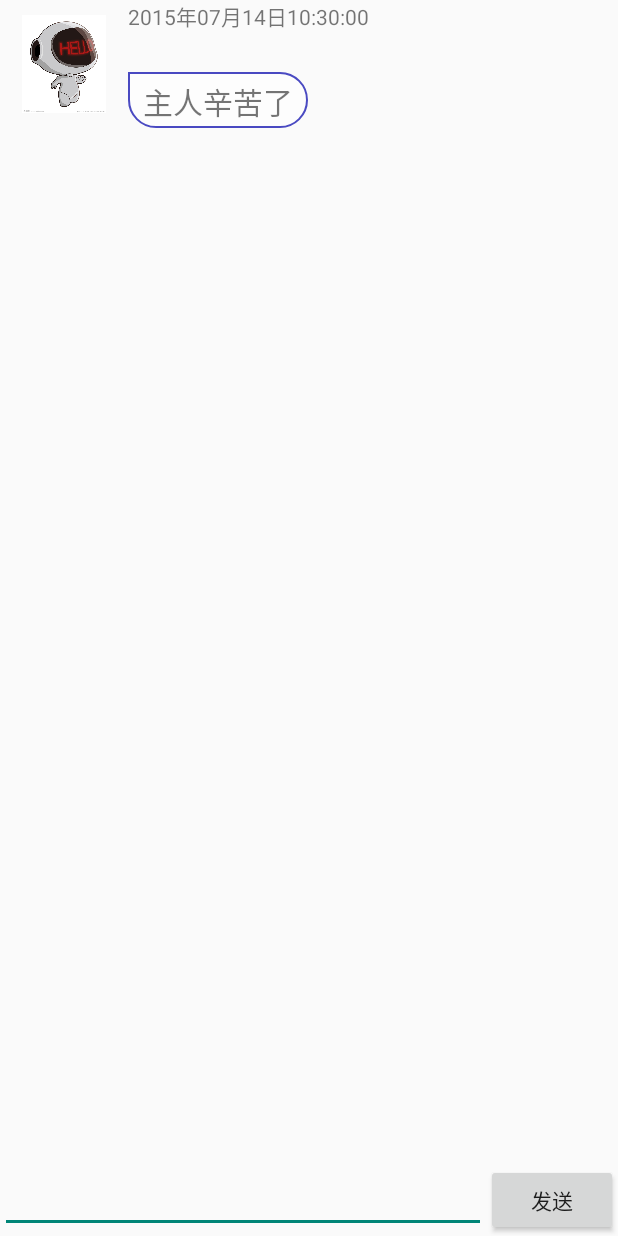
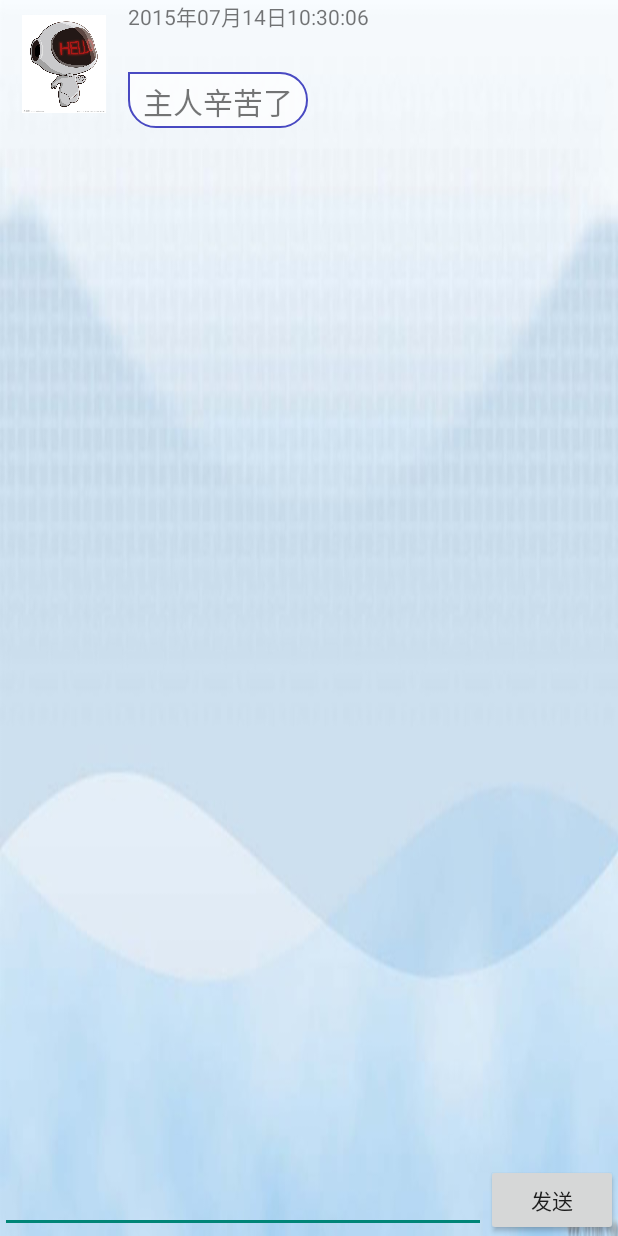
Before and after one commit to A207/xutao, an Android app: the screen it shows after launch (MainActivity), on a phone screen of 412 x 824 dp. Run offline under Robolectric (Android 15) with nearby library versions, the phone set to English and light mode, and no system bars.

Commit message:
完善
增加欢迎界面，增加背景

```diff
--- a/project/TulingAPP/app/src/main/AndroidManifest.xml
+++ b/project/TulingAPP/app/src/main/AndroidManifest.xml
@@ -5,11 +5,14 @@
     <application
         android:allowBackup="true"
         android:icon="@mipmap/ic_launcher"
-        android:label="@string/app_name"
+        android:label="图灵机器人"
         android:theme="@style/AppTheme" >
         <activity
             android:name=".MainActivity"
             android:label="@string/app_name" >
+
+        </activity>
+        <activity android:name=".PageTurn">
             <intent-filter>
                 <action android:name="android.intent.action.MAIN" />
 
--- /dev/null
+++ b/project/TulingAPP/app/src/main/java/com/hello/xut/tulingapp/PageTurn.java
@@ -0,0 +1,35 @@
+package com.hello.xut.tulingapp;
+
+import android.content.Intent;
+import android.os.Bundle;
+import android.view.View;
+import android.os.Handler;
+
+import java.util.logging.LogRecord;
+
+/**
+ * Created by Administrator on 2015/7/14.
+ */
+public class PageTurn extends MainActivity{
+    Handler handler=new Handler(){
+
+        public void handleMessage(android.os.Message msg){
+         switch (msg.what){
+             case 1:
+                 Intent intent=new Intent(PageTurn.this,MainActivity.class);
+                 startActivity(intent);
+                 PageTurn.this.finish();
+                 break;
+             default:
+                 break;
+         }
+        };
+    };
+    @Override
+    protected void onCreate(Bundle savedInstanceState) {
+        super.onCreate(savedInstanceState);
+        setContentView(R.layout.welcome_page);
+        handler.sendEmptyMessageDelayed(1,6000);
+    }
+
+}
--- a/project/TulingAPP/app/src/main/res/layout/activity_main.xml
+++ b/project/TulingAPP/app/src/main/res/layout/activity_main.xml
@@ -2,7 +2,8 @@
     xmlns:tools="http://schemas.android.com/tools"
     android:layout_width="match_parent"
     android:layout_height="match_parent"
-    android:orientation="vertical">
+    android:orientation="vertical"
+    android:background="@drawable/back5">
     <ListView
         android:id="@+id/lv"
         android:layout_width="fill_parent"
```
Also changed, not shown: project/TulingAPP/app/src/main/res/layout/welcome_page.xml (added, +11 -0 lines), project/TulingAPP/app/src/main/res/drawable/back10.jpg (added), project/TulingAPP/app/src/main/res/drawable/back3.jpg (added), project/TulingAPP/app/src/main/res/drawable/back4.jpg (added), project/TulingAPP/app/src/main/res/drawable/back5.jpg (added), project/TulingAPP/app/src/main/res/drawable/background1.jpg (added), project/TulingAPP/app/src/main/res/drawable/background2.jpg (added), project/TulingAPP/app/src/main/res/mipmap-hdpi/ic_launcher.png, project/TulingAPP/app/src/main/res/mipmap-mdpi/ic_launcher.png, project/TulingAPP/app/src/main/res/mipmap-xhdpi/ic_launcher.png, project/TulingAPP/app/src/main/res/mipmap-xxhdpi/ic_launcher.png, project/TulingAPP/app/src/main/res/mipmap-xxxhdpi/ic_launcher.png (added), 1 other file.
